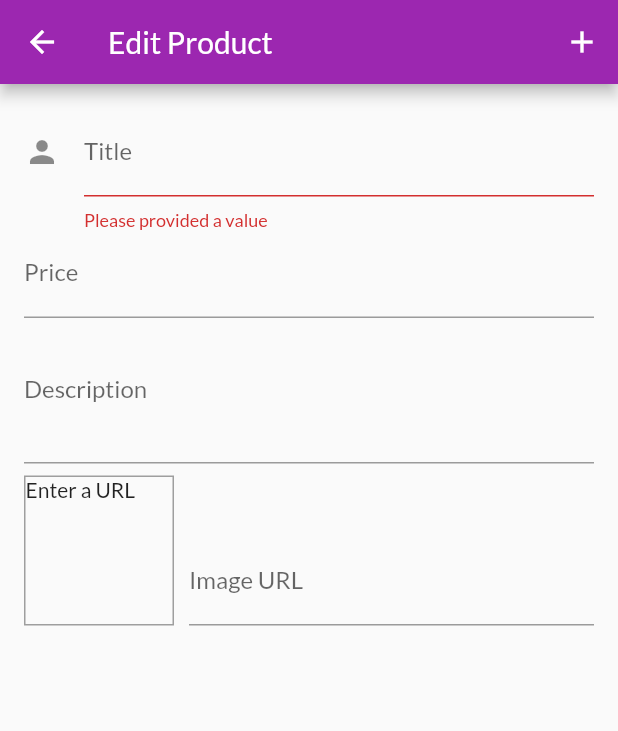
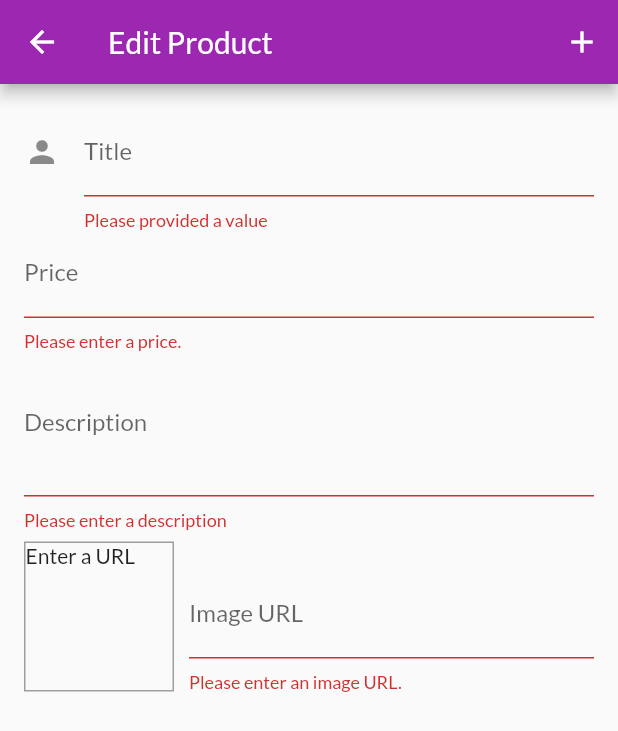
Before and after one commit to kicok/flutter_shop_state, a Flutter app: the EditProductScreen screen opened by its route, after a tap on the "add" icon, on a phone screen of 412 x 824 dp. Shown: the top 731 px of the screen. Run offline on Flutter 3.47's test engine with Material 2 defaults, Android fonts, the phone set to English and light mode, and no system bars; network calls fail.

Commit message:
Adding Validation to All Inputs

```diff
--- a/lib/screens/edit_product_screen.dart
+++ b/lib/screens/edit_product_screen.dart
@@ -41,7 +41,16 @@ class _EditProductScreenState extends State<EditProductScreen> {
   void _updateImageUrl() {
     if (!_imageUrlFocusNode.hasFocus) {
       //_imageUrlController.text
-      //setState(() {});
+
+      if ((!_imageUrlController.text.startsWith('http') &&
+              !_imageUrlController.text.startsWith('https')) ||
+          (!_imageUrlController.text.endsWith('.png') &&
+              !_imageUrlController.text.endsWith('.jpg') &&
+              !_imageUrlController.text.endsWith('jpeg'))) {
+        return;
+      }
+
+      setState(() {});
     }
   }
 
@@ -110,6 +119,21 @@ class _EditProductScreenState extends State<EditProductScreen> {
                 onFieldSubmitted: (value) {
                   FocusScope.of(context).requestFocus(_descriptionNode);
                 },
+                validator: (value) {
+                  if (value.isEmpty) {
+                    return 'Please enter a price.';
+                  }
+
+                  if (double.tryParse(value) == null) {
+                    return 'Please enter valid number';
+                  }
+
+                  if (double.parse(value) <= 0) {
+                    return 'Please enter a number greater than zero';
+                  }
+
+                  return null;
+                },
                 onSaved: (value) {
                   _editedProduct = Product(
                       title: _editedProduct.title,
@@ -124,6 +148,17 @@ class _EditProductScreenState extends State<EditProductScreen> {
                 maxLines: 3,
                 keyboardType: TextInputType.multiline,
                 focusNode: _descriptionNode,
+                validator: (value) {
+                  if (value.isEmpty) {
+                    return 'Please enter a description';
+                  }
+
+                  if (value.length < 10) {
+                    return 'Should be at least 10 characters long.';
+                  }
+
+                  return null;
+                },
                 onSaved: (value) {
                   _editedProduct = Product(
                       title: _editedProduct.title,
@@ -164,6 +199,23 @@ class _EditProductScreenState extends State<EditProductScreen> {
                       textInputAction: TextInputAction.done,
                       controller: _imageUrlController,
                       focusNode: _imageUrlFocusNode,
+                      validator: (value) {
+                        if (value.isEmpty) {
+                          return 'Please enter an image URL.';
+                        }
+                        if (!value.startsWith('http') &&
+                            !value.startsWith('https')) {
+                          return 'Please enter a valid URL.';
+                        }
+
+                        if (!value.endsWith('.png') &&
+                            !value.endsWith('.jpg') &&
+                            !value.endsWith('jpeg')) {
+                          return 'Please enter a valid image URL.';
+                        }
+
+                        return null;
+                      },
                       onSaved: (value) {
                         _editedProduct = Product(
                             title: _editedProduct.title,
```
